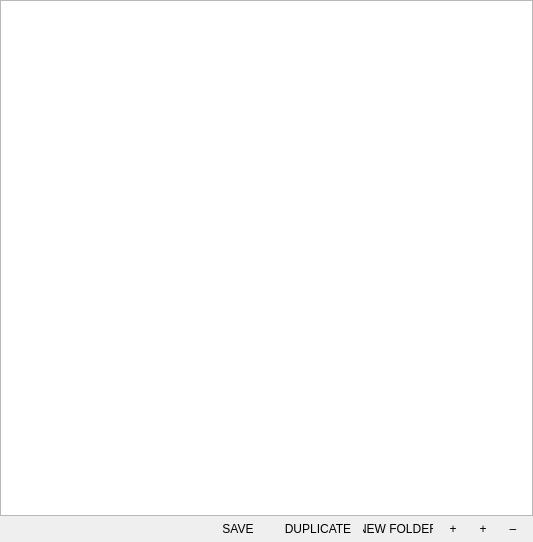
Before: the Qt Designer form items/uitreeview.ui in Rekall/Rekall, drawn with Qt 5.
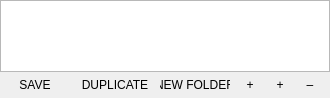
After: the same form once the commit is applied. Custom widgets are drawn as their Qt base class.

```diff
--- a/items/uitreeview.ui
+++ b/items/uitreeview.ui
@@ -6,8 +6,8 @@
    <rect>
     <x>0</x>
     <y>0</y>
-    <width>533</width>
-    <height>542</height>
+    <width>269</width>
+    <height>98</height>
    </rect>
   </property>
   <property name="windowTitle">
@@ -30,7 +30,7 @@
 	width:  				70px;
 }</string>
   </property>
-  <layout class="QVBoxLayout" name="verticalLayout">
+  <layout class="QVBoxLayout" name="verticalLayout" stretch="99,1">
    <property name="spacing">
     <number>0</number>
    </property>
@@ -98,7 +98,7 @@
        <property name="sizeHint" stdset="0">
         <size>
          <width>40</width>
-         <height>20</height>
+         <height>0</height>
         </size>
        </property>
       </spacer>
```
Left out of the diff: 2 changed lines with no effect on the pictures.
